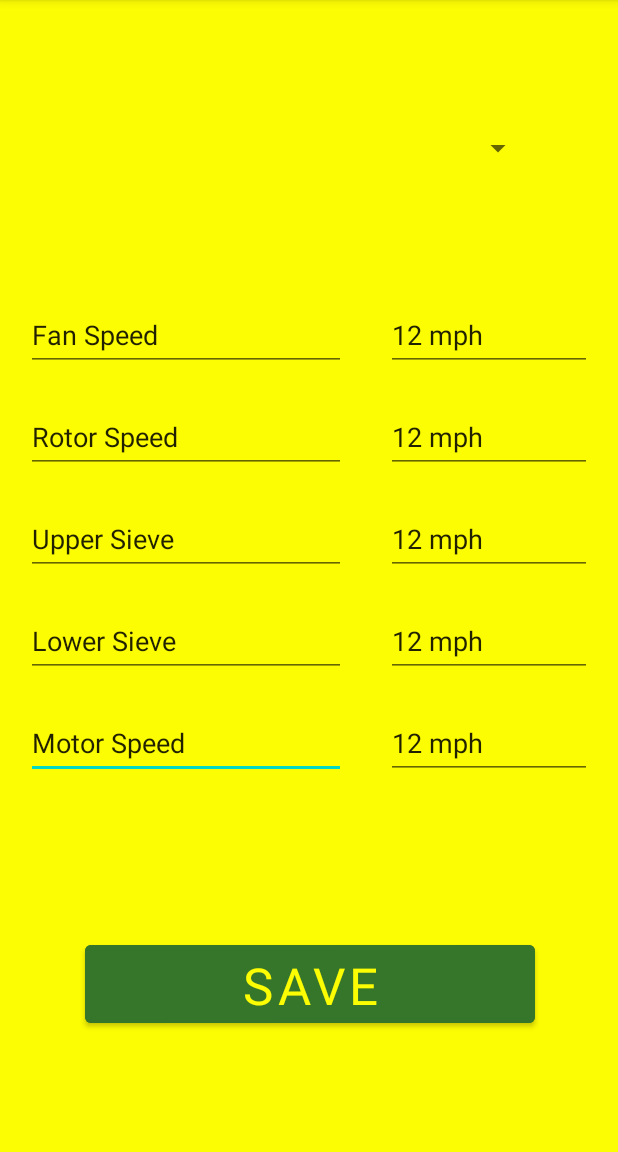
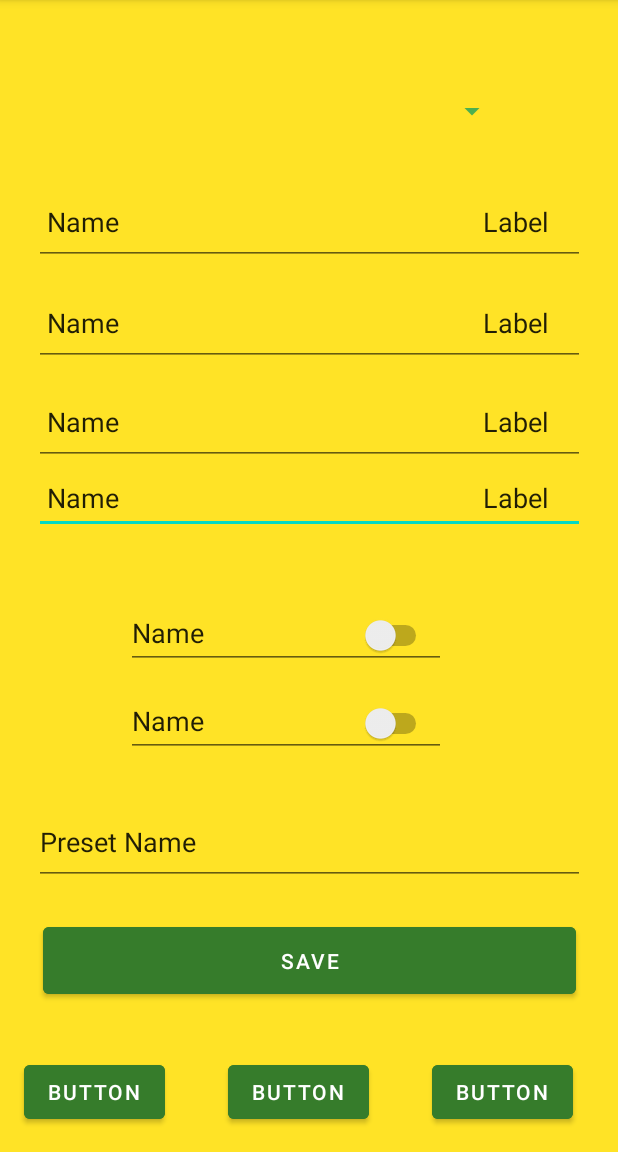
Before and after one commit to BhsSTEM/TeamCEVN_OperatorID_2022, an Android app: the screen it shows after launch (Test before the commit, Ethan after it), on a phone screen of 412 x 824 dp, the part 84-1236 px from its top. Run offline under Robolectric (Android 15) with nearby library versions, the phone set to English and light mode, and no system bars; Roboto replaces fonts that are not available here.

Commit message:
Get ethan's page set up in an activity

```diff
--- a/app/src/main/AndroidManifest.xml
+++ b/app/src/main/AndroidManifest.xml
@@ -32,6 +32,12 @@
             android:name=".UserList"
             android:exported="true">
         </activity>
+
+        <activity
+            android:name=".Ethan"
+            android:exported="true">
+        </activity>
+
         <meta-data
             android:name="preloaded_fonts"
             android:resource="@array/preloaded_fonts" />
--- /dev/null
+++ b/app/src/main/java/com/example/teamcevn_operatorid_2022/Ethan.java
@@ -0,0 +1,15 @@
+package com.example.teamcevn_operatorid_2022;
+
+
+import androidx.appcompat.app.AppCompatActivity;
+
+import android.os.Bundle;
+
+public class Ethan extends AppCompatActivity {
+
+    @Override
+    protected void onCreate(Bundle savedInstanceState) {
+        super.onCreate(savedInstanceState);
+        setContentView(R.layout.ethan_main);
+    }
+}
--- a/app/src/main/java/com/example/teamcevn_operatorid_2022/MainActivity.java
+++ b/app/src/main/java/com/example/teamcevn_operatorid_2022/MainActivity.java
@@ -10,7 +10,7 @@ public class MainActivity extends AppCompatActivity {
     protected void onCreate(Bundle savedInstanceState) {
         super.onCreate(savedInstanceState);
 
-        Intent intent = new Intent(this, Test.class);
+        Intent intent = new Intent(this, Ethan.class);
         startActivity(intent);
 
         // setContentView(R.layout.ethan_main);
--- a/app/src/main/res/values/strings.xml
+++ b/app/src/main/res/values/strings.xml
@@ -15,7 +15,6 @@
     <string name="string">string</string>
     <string name="connect_with_bluetooth">Connect with Bluetooth</string>
 
-    <string name="save">Save</string>
     <string name="manage_presets">Manage Presets</string>
     <string name="user_1">Vishnu</string>
     <string name="user_2">Nathan</string>
```
